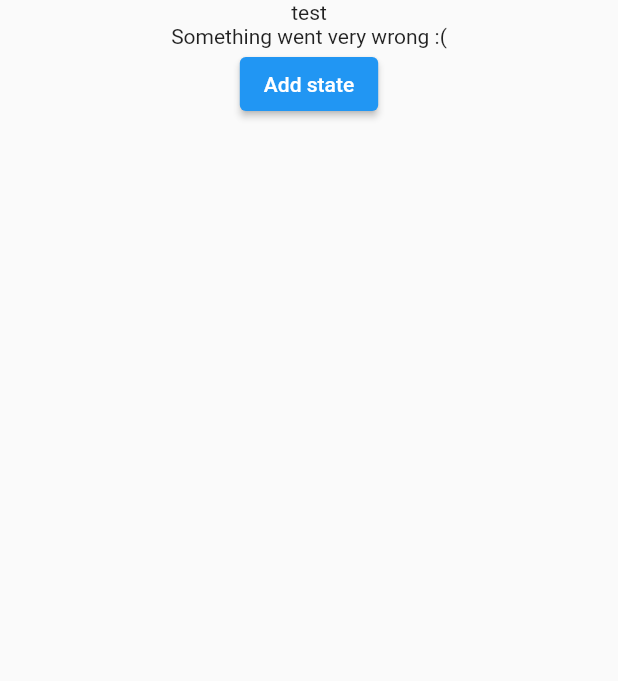
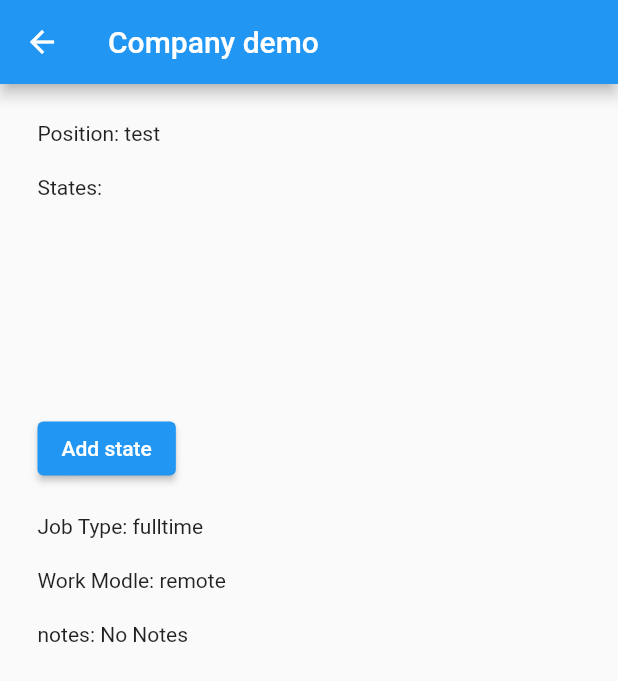
Before and after one commit to SJa-638/jobminder, a Flutter app: the screen it shows after launch, after a tap on "Fetch Data", on a phone screen of 412 x 824 dp. Shown: the top 681 px of the screen. Run offline on Flutter 3.47's test engine with Material 2 defaults, Android fonts, the phone set to English and light mode, and no system bars; our stand-ins replace equatable, flutter_bloc.

Commit message:
adding application details info to screen

```diff
--- a/lib/main.dart
+++ b/lib/main.dart
@@ -30,7 +30,7 @@ class MyApp extends StatelessWidget {
 class HomeScreen extends StatelessWidget {
   HomeScreen({super.key});
 
-  final Application app = Application('test', WorkModle.remote, JobType.fulltime, Company(name: 'test'));
+  final Application app = Application('test', WorkModle.remote, JobType.fulltime, Company(name: 'Company demo'));
 
 
   @override
--- a/lib/modules/application.dart
+++ b/lib/modules/application.dart
@@ -8,7 +8,8 @@ class Application{
   final WorkModle workModle;
   final JobType jobType;
   final Company company;
-  late String notes;
+  // ignore: avoid_init_to_null
+  late String? notes = null;
 
   Application(this.postion, this.workModle, this.jobType, this.company);
 
--- a/lib/screens/application_details_screen.dart
+++ b/lib/screens/application_details_screen.dart
@@ -27,41 +27,54 @@ class _ApplicationDetailsScreenState extends State<ApplicationDetailsScreen> {
   @override
   Widget build(BuildContext context) {
     return Scaffold(
-      body: Center(
-        child: Column(
+      appBar: AppBar( title: Text(widget.application.company.name)),
+      body: Padding(
+        padding: const EdgeInsets.all(25.0),
+        child: Wrap(
+          // crossAxisAlignment: CrossAxisAlignment.start,
+          spacing: 20,
+          runSpacing: 20,
           // height: MediaQuery.of(context).size.height * 0.5,
           children: [
-            Text(widget.application.postion),
+            Row(
+              children: [
+                const Text("Position: "),
+                Text(widget.application.postion),
+              ],
+            ),
             BlocBuilder <ApplicationDetailsBloc, ApplicationDetailsState>(
               builder: (context, state){
-                if(state is ApplicationDetailsInitialState || state is ApplicationDetailsErrorAddDataState){
-                  return Column(
-                    children: [
-                      const Text("Something went very wrong :("),
-                      ElevatedButton(
-                        onPressed: () {
-                          bloc.add(AddStateEvent(widget.application,
-                                ApplicationState(JobStatus.jobForm,
-                                DateTime.now().add(const Duration(days: 15)) ,
-                                DateTime.now())
-                              )
-                            );
-                          },
-                          child: const Text("Add state"),
-                      ),
-                    ],
-                  );
+                if(state is ApplicationDetailsErrorAddDataState){
+                  return const Text("Something went very wrong :(");
                 } else {
-                  return Expanded(
+                  return SizedBox(
+                    height: MediaQuery.of(context).size.height * 0.25,
                     child: Column(
+                      crossAxisAlignment: CrossAxisAlignment.start,
                       children: [
+                        const Text("States: "),
                         Expanded(
-                          child: ListView.builder(
-                                itemCount: widget.application.appStates.length,
-                                itemBuilder: (context, index){
-                                  return Text(widget.application.appStates[index].jobStatuses.name);
-                                }
+                          child: Padding(
+                            padding: const EdgeInsets.all(10.0),
+                            child: Scrollbar(
+                              child: Padding(
+                                padding: const EdgeInsets.all(5.0),
+                                child: ListView.builder(
+                                      itemCount: widget.application.appStates.length,
+                                      itemBuilder: (context, index){
+                                        return Row(
+                                          mainAxisAlignment: MainAxisAlignment.spaceBetween,
+                                          children: [
+                                            Text(widget.application.appStates[index].jobStatuses.name),
+                                            Text(' Deadline: ${widget.application.appStates[index].deadline.day.toString()} /${widget.application.appStates[index].deadline.month.toString()} / ${widget.application.appStates[index].deadline.year.toString()}'),
+
+                                          ],
+                                        );
+                                      }
+                                    ),
                               ),
+                            ),
+                          ),
                         ),
                             ElevatedButton(
                         onPressed: () {
@@ -81,6 +94,24 @@ class _ApplicationDetailsScreenState extends State<ApplicationDetailsScreen> {
                 }
               }
             ),
+            Row(
+              children: [
+                const Text("Job Type: "),
+                Text(widget.application.jobType.name),
+              ],
+            ),
+            Row(
+              children: [
+                const Text("Work Modle: "),
+                Text(widget.application.workModle.name),
+              ],
+            ),
+            Row(
+              children: [
+                const Text("notes: "),
+                Text(widget.application.notes?? "No Notes"),
+              ],
+            ),
           ],
         ),
       ),
```
